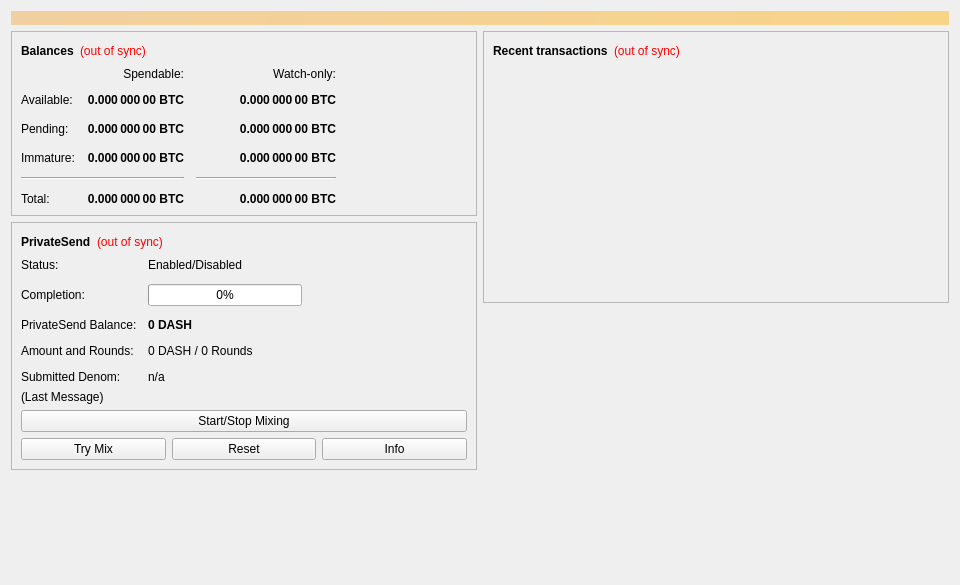
Before: the Qt Designer form src/qt/forms/overviewpage.ui in qazxswqw/q, drawn with Qt 5.
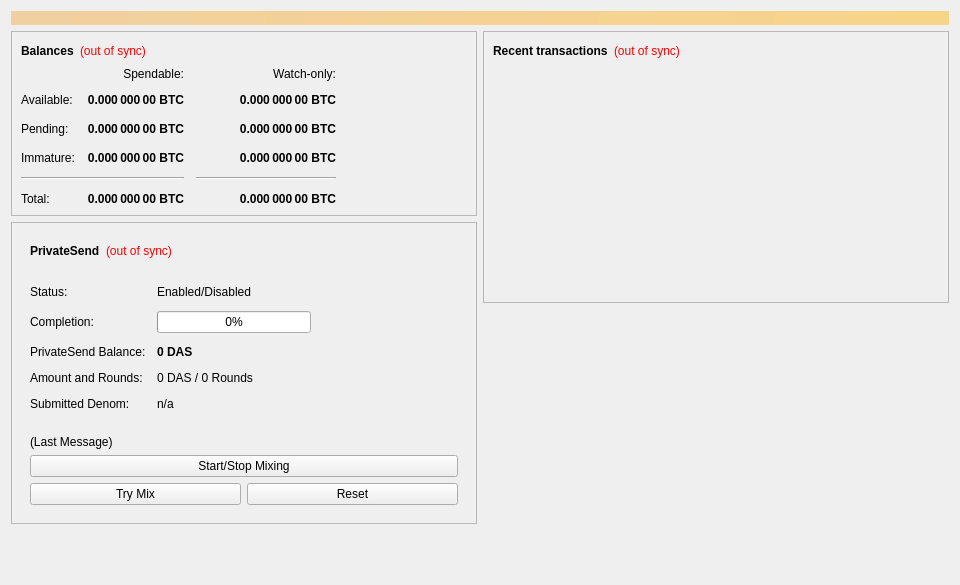
After: the same form once the commit is applied.

Patch:
```diff
--- a/src/qt/forms/overviewpage.ui
+++ b/src/qt/forms/overviewpage.ui
@@ -405,6 +405,7 @@
          </property>
          <layout class="QVBoxLayout" name="VerticalLayout_PS1">
           <item>
+           <widget class="QWidget" name="layoutWidgetPrivateSendHeader">
            <layout class="QHBoxLayout" name="horizontalLayout_5">
             <item>
              <widget class="QLabel" name="labelPrivateSendHeader">
@@ -449,8 +450,10 @@
              </spacer>
             </item>
            </layout>
+           </widget>
           </item>
           <item>
+           <widget class="QWidget" name="privateSendFormLayoutWidget">
            <layout class="QFormLayout" name="privateSendFormLayout">
             <property name="fieldGrowthPolicy">
              <enum>QFormLayout::AllNonFixedFieldsGrow</enum>
@@ -511,7 +514,7 @@
                </font>
               </property>
               <property name="text">
-               <string notr="true">0 DASH</string>
+                <string notr="true">0 DAS</string>
               </property>
              </widget>
             </item>
@@ -525,7 +528,7 @@
             <item row="3" column="1">
              <widget class="QLabel" name="labelAmountRounds">
               <property name="text">
-               <string>0 DASH / 0 Rounds</string>
+                <string>0 DAS / 0 Rounds</string>
               </property>
              </widget>
             </item>
@@ -547,8 +550,10 @@
              </widget>
             </item>
            </layout>
+           </widget>
           </item>
           <item>
+           <widget class="QWidget" name="layoutWidgetLastMessageAndButtons">
            <layout class="QVBoxLayout" name="VerticalLayout_PS">
             <item>
              <widget class="QLabel" name="labelPrivateSendLastMessage">
@@ -613,25 +618,10 @@
                 </property>
                </widget>
               </item>
-              <item>
-               <widget class="QPushButton" name="privateSendInfo">
-                <property name="sizePolicy">
-                 <sizepolicy hsizetype="MinimumExpanding" vsizetype="Fixed">
-                  <horstretch>0</horstretch>
-                  <verstretch>0</verstretch>
-                 </sizepolicy>
-                </property>
-                <property name="toolTip">
-                 <string>Information about PrivateSend and Mixing</string>
-                </property>
-                <property name="text">
-                 <string>Info</string>
-                </property>
-               </widget>
-              </item>
-             </layout>
-            </item>
-           </layout>
+              </layout>
+             </item>
+            </layout>
+           </widget>
           </item>
          </layout>
         </widget>
```
Left out of the diff: 6 changed lines with no effect on the pictures. Lines whose indentation alone changed are shown as unchanged.
